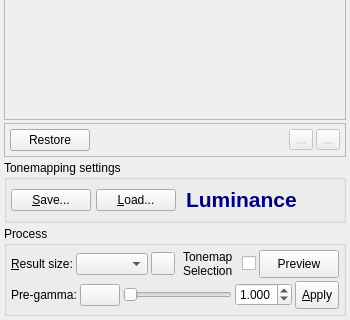
This is forms/TonemappingPanel.ui in LuminanceHDR/LuminanceHDR as Qt 5 draws it before an edit; both pictures show x 0 to 350 and y 424 to 744 of the 350 by 744 pixel window. The edited form follows.
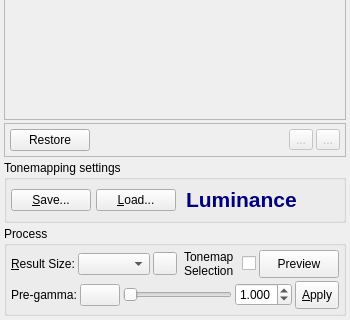
This is the edited form. Icons and pictures are not drawn.

What changed in the file:
```diff
--- a/forms/TonemappingPanel.ui
+++ b/forms/TonemappingPanel.ui
@@ -2281,7 +2281,7 @@
             <item>
              <widget class="QLabel" name="label" >
               <property name="text" >
-               <string>&amp;Result size:</string>
+               <string>&amp;Result Size:</string>
               </property>
               <property name="margin" >
                <number>1</number>
```
Left out of the diff: 4 changed lines with no effect on the pictures.
